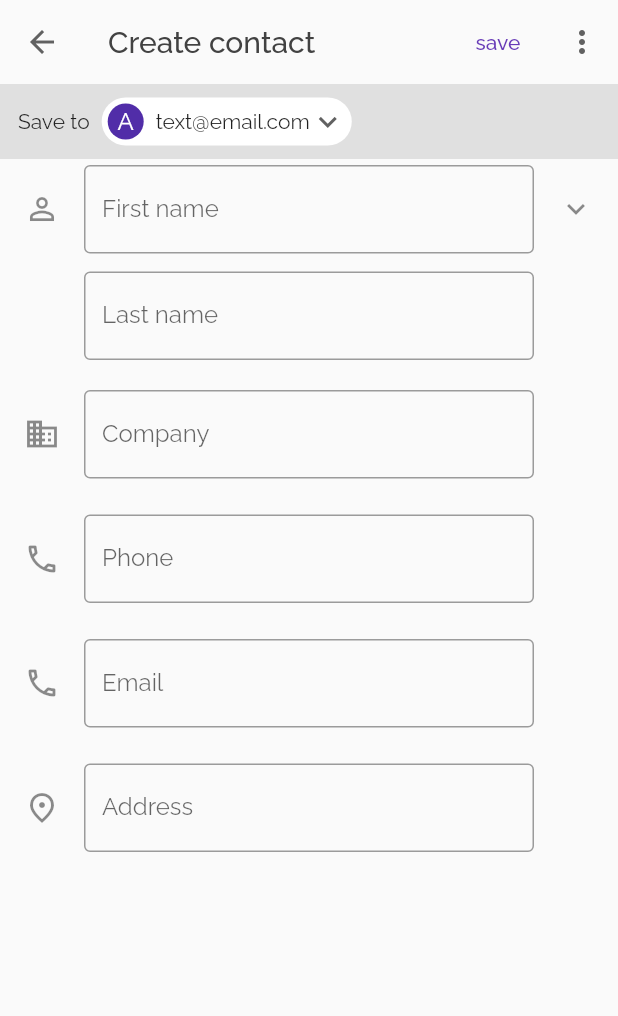
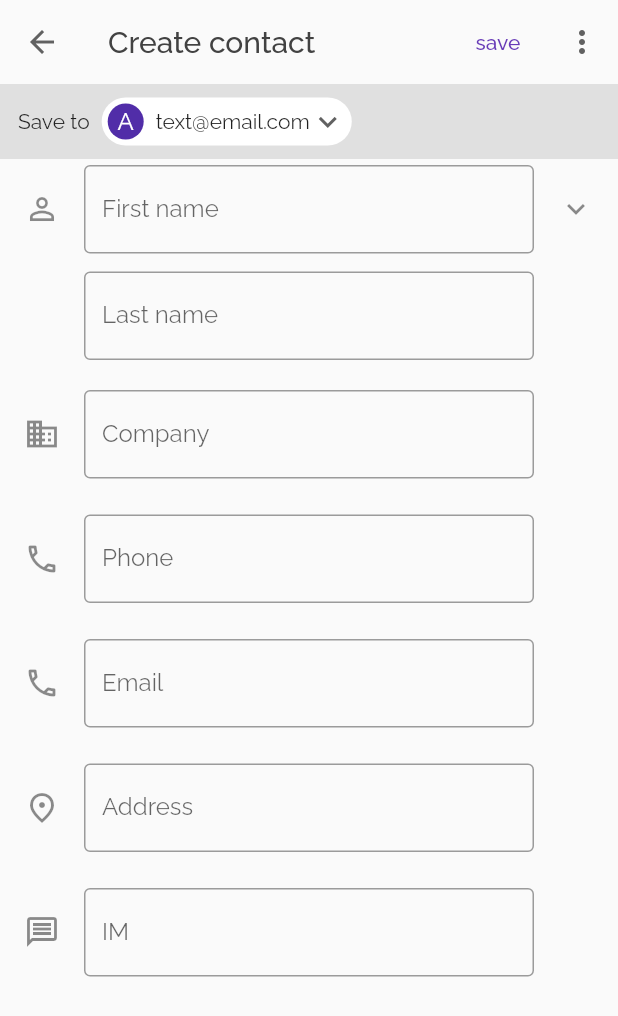
Before and after one commit to ChegeBryan/google-contacts-mock, a Flutter app: the AddContact screen opened directly, on a phone screen of 412 x 824 dp. Shown: the top 1016 px of the screen. Run offline on Flutter 3.47's test engine with Material 2 defaults, Android fonts, the phone set to English and light mode, and no system bars; missing offline and left inert: floating_search_bar.

Commit message:
Add IM input

```diff
--- a/lib/ui/add_contact_form.dart
+++ b/lib/ui/add_contact_form.dart
@@ -88,6 +88,19 @@ class _AddContactFormFieldsState extends State<AddContactFormFields> {
                     ),
                   ),
                 ),
+                Padding(
+                  padding: EdgeInsets.only(right: 40.0, top: 16.0),
+                  child: ListTile(
+                    title: TextFormField(
+                      keyboardType: TextInputType.emailAddress,
+                      decoration: InputDecoration(
+                        icon: Icon(Icons.message_outlined),
+                        labelText: "IM",
+                        border: OutlineInputBorder(),
+                      ),
+                    ),
+                  ),
+                ),
               ],
             ),
           )
```
